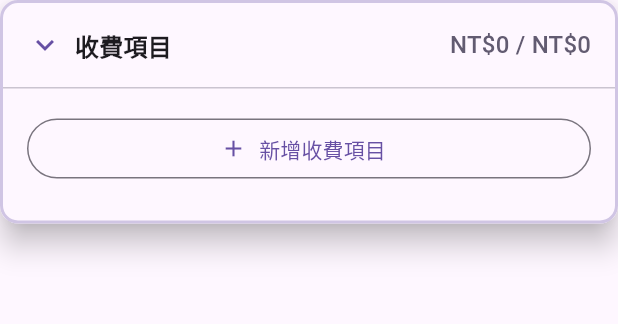
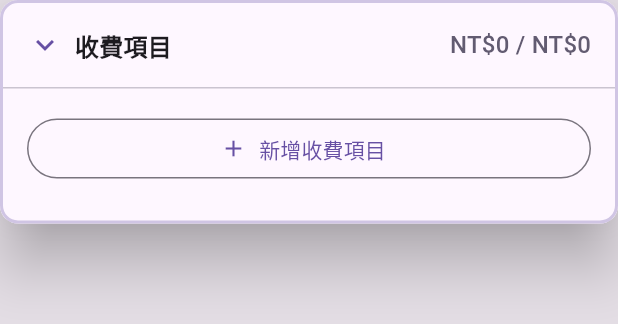
Before and after one commit to igeryoung/AppointmentApp, a Flutter app: the ChargeItemsSection widget shown alone on an empty page, opened directly with empty values, after a tap on "收費項目", on a phone screen of 412 x 824 dp. Shown: the top 324 px of the screen. Run offline on Flutter 3.47's test engine with Material 3 defaults, Android fonts, the phone set to English and light mode, and no system bars; our stand-ins replace connectivity_plus, equatable, flutter_bloc, get_it, shared_preferences, sqflite; accounts and stored records are empty.

Commit message:
fix: use global overlay for charge items to prevent header blocking
When the Charge Items section was expanded, the HandwritingSection
toolbar would block interaction with the overlay panel. This occurred
because HandwritingSection rendered later in the widget tree, giving
it a higher z-order.

Solution: Refactor to use Flutter's global OverlayEntry system instead
of local Stack/Positioned widgets. The overlay now inserts into the
app's global overlay stack, guaranteeing it appears above all content.

Changes:
- Use OverlayEntry with RenderBox positioning for expanded state
- Add semi-transparent backdrop (10% black) for visual clarity
- Increase elevation from 8 to 16 for global overlay
- Add proper cleanup in dispose() method
- Simplify build() to only render header Card

Fixes interaction issues where users couldn't click or draw on
charge items when the overlay was expanded.

```diff
--- a/lib/screens/event_detail/widgets/charge_items_section.dart
+++ b/lib/screens/event_detail/widgets/charge_items_section.dart
@@ -22,114 +22,88 @@ class ChargeItemsSection extends StatefulWidget {
 class _ChargeItemsSectionState extends State<ChargeItemsSection> {
   bool _isExpanded = false;
   final GlobalKey _headerKey = GlobalKey();
+  OverlayEntry? _overlayEntry;
 
   int get _totalAmount => widget.chargeItems.fold(0, (sum, item) => sum + item.cost);
   int get _paidAmount => widget.chargeItems
       .where((item) => item.isPaid)
       .fold(0, (sum, item) => sum + item.cost);
 
+  @override
+  void dispose() {
+    _removeOverlay();
+    super.dispose();
+  }
+
   void _toggleExpanded() {
-    setState(() => _isExpanded = !_isExpanded);
+    setState(() {
+      _isExpanded = !_isExpanded;
+      if (_isExpanded) {
+        _showOverlay();
+      } else {
+        _removeOverlay();
+      }
+    });
   }
 
   void _closeOverlay() {
     if (_isExpanded) {
-      setState(() => _isExpanded = false);
+      setState(() {
+        _isExpanded = false;
+        _removeOverlay();
+      });
     }
   }
 
-  void _addChargeItem() async {
-    final result = await showDialog<ChargeItem>(
-      context: context,
-      builder: (context) => const ChargeItemDialog(),
-    );
-
-    if (result != null) {
-      final updatedItems = [...widget.chargeItems, result];
-      widget.onChargeItemsChanged(updatedItems);
-    }
+  void _showOverlay() {
+    _removeOverlay(); // Remove existing overlay if any
+    _overlayEntry = _createOverlayEntry();
+    Overlay.of(context).insert(_overlayEntry!);
   }
 
-  void _editChargeItem(int index) async {
-    final result = await showDialog<ChargeItem>(
-      context: context,
-      builder: (context) => ChargeItemDialog(existingItem: widget.chargeItems[index]),
-    );
-
-    if (result != null) {
-      final updatedItems = [...widget.chargeItems];
-      updatedItems[index] = result;
-      widget.onChargeItemsChanged(updatedItems);
-    }
+  void _removeOverlay() {
+    _overlayEntry?.remove();
+    _overlayEntry = null;
   }
 
-  void _deleteChargeItem(int index) {
-    final updatedItems = [...widget.chargeItems];
-    updatedItems.removeAt(index);
-    widget.onChargeItemsChanged(updatedItems);
+  OverlayEntry _createOverlayEntry() {
+    // Get the position and size of the header
+    final RenderBox? renderBox = _headerKey.currentContext?.findRenderObject() as RenderBox?;
+    final size = renderBox?.size ?? Size.zero;
+    final offset = renderBox?.localToGlobal(Offset.zero) ?? Offset.zero;
+
+    return OverlayEntry(
+      builder: (context) => Stack(
+        children: [
+          // Barrier to close overlay when clicking outside
+          Positioned.fill(
+            child: GestureDetector(
+              onTap: _closeOverlay,
+              child: Container(
+                color: Colors.black.withOpacity(0.1), // Semi-transparent backdrop
+              ),
+            ),
+          ),
+          // The overlay panel
+          Positioned(
+            left: offset.dx,
+            top: offset.dy,
+            width: size.width,
+            child: _buildOverlayPanel(),
+          ),
+        ],
+      ),
+    );
   }
 
-  void _togglePaidStatus(int index) {
-    final updatedItems = [...widget.chargeItems];
-    updatedItems[index] = updatedItems[index].copyWith(
-      isPaid: !updatedItems[index].isPaid,
-    );
-    widget.onChargeItemsChanged(updatedItems);
-  }
-
-  @override
-  Widget build(BuildContext context) {
+  Widget _buildOverlayPanel() {
     final l10n = AppLocalizations.of(context)!;
     final theme = Theme.of(context);
 
-    return Stack(
-      clipBehavior: Clip.none,
-      children: [
-        // Main header (always visible)
-        Card(
-          key: _headerKey,
-          margin: const EdgeInsets.symmetric(vertical: 8),
-          child: InkWell(
-            onTap: _toggleExpanded,
-            child: Padding(
-              padding: const EdgeInsets.all(16),
-              child: Row(
-                children: [
-                  Icon(
-                    _isExpanded ? Icons.expand_more : Icons.chevron_right,
-                    color: theme.colorScheme.primary,
-                  ),
-                  const SizedBox(width: 8),
-                  Text(
-                    l10n.chargeItems,
-                    style: theme.textTheme.titleMedium?.copyWith(
-                      fontWeight: FontWeight.bold,
-                    ),
-                  ),
-                  const Spacer(),
-                  Text(
-                    'NT\$${_paidAmount.toString()} / NT\$${_totalAmount.toString()}',
-                    style: theme.textTheme.titleMedium?.copyWith(
-                      color: theme.colorScheme.secondary,
-                      fontWeight: FontWeight.w500,
-                    ),
-                  ),
-                ],
-              ),
-            ),
-          ),
-        ),
-
-        // Floating overlay panel (shown when expanded)
-        if (_isExpanded)
-          Positioned(
-            left: 0,
-            right: 0,
-            top: 0,
-            child: GestureDetector(
+    return GestureDetector(
       onTap: () {}, // Prevent closing when tapping inside panel
       child: Material(
-                elevation: 8,
+        elevation: 16, // Higher elevation for global overlay
         borderRadius: BorderRadius.circular(12),
         child: Container(
           decoration: BoxDecoration(
@@ -236,20 +210,86 @@ class _ChargeItemsSectionState extends State<ChargeItemsSection> {
           ),
         ),
       ),
+    );
+  }
+
+  void _addChargeItem() async {
+    final result = await showDialog<ChargeItem>(
+      context: context,
+      builder: (context) => const ChargeItemDialog(),
+    );
+
+    if (result != null) {
+      final updatedItems = [...widget.chargeItems, result];
+      widget.onChargeItemsChanged(updatedItems);
+    }
+  }
+
+  void _editChargeItem(int index) async {
+    final result = await showDialog<ChargeItem>(
+      context: context,
+      builder: (context) => ChargeItemDialog(existingItem: widget.chargeItems[index]),
+    );
+
+    if (result != null) {
+      final updatedItems = [...widget.chargeItems];
+      updatedItems[index] = result;
+      widget.onChargeItemsChanged(updatedItems);
+    }
+  }
+
+  void _deleteChargeItem(int index) {
+    final updatedItems = [...widget.chargeItems];
+    updatedItems.removeAt(index);
+    widget.onChargeItemsChanged(updatedItems);
+  }
+
+  void _togglePaidStatus(int index) {
+    final updatedItems = [...widget.chargeItems];
+    updatedItems[index] = updatedItems[index].copyWith(
+      isPaid: !updatedItems[index].isPaid,
+    );
+    widget.onChargeItemsChanged(updatedItems);
+  }
+
+  @override
+  Widget build(BuildContext context) {
+    final l10n = AppLocalizations.of(context)!;
+    final theme = Theme.of(context);
+
+    // Only render the header - overlay is handled via OverlayEntry
+    return Card(
+      key: _headerKey,
+      margin: const EdgeInsets.symmetric(vertical: 8),
+      child: InkWell(
+        onTap: _toggleExpanded,
+        child: Padding(
+          padding: const EdgeInsets.all(16),
+          child: Row(
+            children: [
+              Icon(
+                _isExpanded ? Icons.expand_more : Icons.chevron_right,
+                color: theme.colorScheme.primary,
+              ),
+              const SizedBox(width: 8),
+              Text(
+                l10n.chargeItems,
+                style: theme.textTheme.titleMedium?.copyWith(
+                  fontWeight: FontWeight.bold,
                 ),
               ),
-
-        // Invisible barrier to close overlay when clicking outside
-        if (_isExpanded)
-          Positioned.fill(
-            child: GestureDetector(
-              onTap: _closeOverlay,
-              child: Container(
-                color: Colors.transparent,
+              const Spacer(),
+              Text(
+                'NT\$${_paidAmount.toString()} / NT\$${_totalAmount.toString()}',
+                style: theme.textTheme.titleMedium?.copyWith(
+                  color: theme.colorScheme.secondary,
+                  fontWeight: FontWeight.w500,
+                ),
+              ),
+            ],
           ),
         ),
       ),
-      ],
     );
   }
 }
```
Lines whose indentation alone changed are shown as unchanged.
